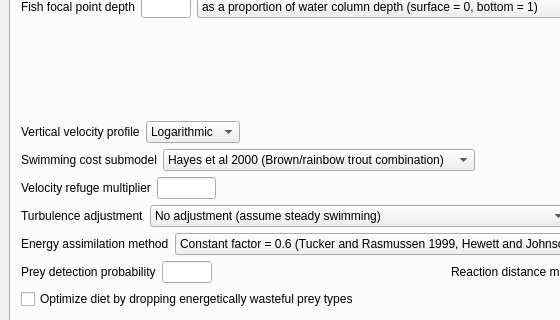
JasonNeuswanger/BioenergeticHSC, file MainUI.ui: the form before one commit; both pictures show x 0 to 560 and y 125 to 445 of the 900 by 893 pixel window.
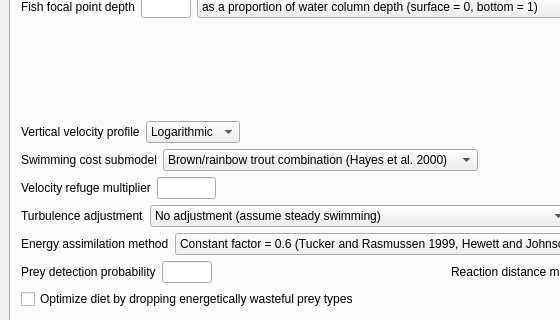
The form after the commit.

Commit message: Updated ui file to include new swimming cost model and turbulence adjustment

```diff
--- a/MainUI.ui
+++ b/MainUI.ui
@@ -369,11 +369,11 @@
              <item>
               <widget class="QComboBox" name="cbSwimmingCostSubmodel">
                <property name="currentText">
-                <string>Hayes et al 2000 (Brown/rainbow trout combination)</string>
+                <string>Brown/rainbow trout combination (Hayes et al. 2000)</string>
                </property>
                <item>
                 <property name="text">
-                 <string>Hayes et al 2000 (Brown/rainbow trout combination)</string>
+                 <string>Brown/rainbow trout combination (Hayes et al. 2000)</string>
                 </property>
                </item>
                <item>
```
Left out of the diff: 8 changed lines with no effect on the pictures.
